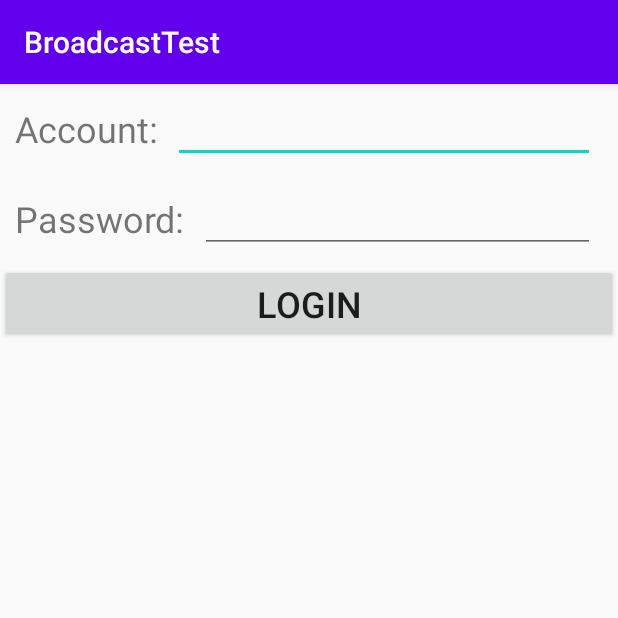
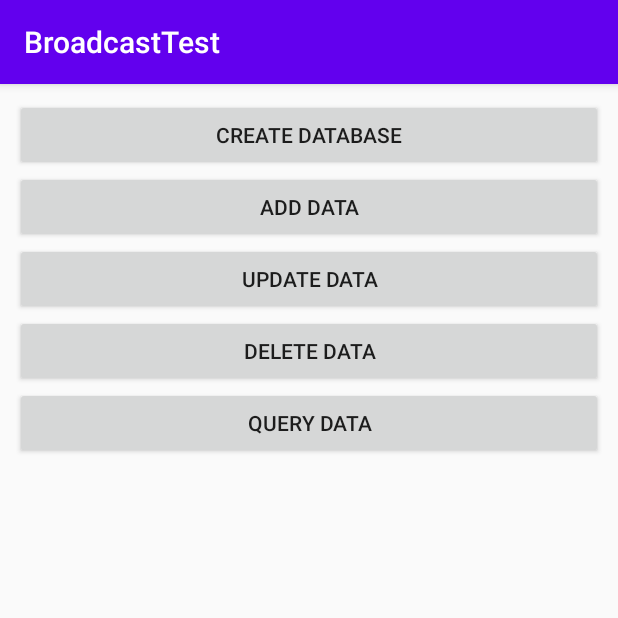
Before and after one commit to Henvy-Mango/LearnKotlin, an Android app: the screen it shows after launch (PracticeActivity before the commit, DatebaseActivity after it), on a phone screen of 412 x 824 dp, the top half of it. Run offline under Robolectric (Android 15) with nearby library versions, the phone set to English and light mode, and no system bars.

Commit message:
Database and sharePreferences

```diff
--- a/broadcasttest/build.gradle
+++ b/broadcasttest/build.gradle
@@ -30,7 +30,7 @@ dependencies {
     implementation 'androidx.core:core-ktx:1.3.0'
     implementation 'androidx.appcompat:appcompat:1.1.0'
     implementation 'androidx.constraintlayout:constraintlayout:1.1.3'
-    testImplementation 'junit:junit:4.12'
+    testImplementation 'junit:junit:4.13'
     androidTestImplementation 'androidx.test.ext:junit:1.1.1'
     androidTestImplementation 'androidx.test.espresso:espresso-core:3.2.0'
 
--- /dev/null
+++ b/broadcasttest/src/main/java/com/example/broadcasttest/DatebaseActivity.kt
@@ -0,0 +1,87 @@
+package com.example.broadcasttest
+
+import android.os.Bundle
+import android.util.Log
+import androidx.appcompat.app.AppCompatActivity
+import kotlinx.android.synthetic.main.activity_datebase.*
+
+class DatebaseActivity : AppCompatActivity() {
+    override fun onCreate(savedInstanceState: Bundle?) {
+        super.onCreate(savedInstanceState)
+        setContentView(R.layout.activity_datebase)
+
+        val dbHelper = MyyDatabaseHelper(this, "BookStore.db", 3)
+
+        bt_create.setOnClickListener {
+            dbHelper.writableDatabase
+        }
+
+        bt_add.setOnClickListener {
+            val db = dbHelper.writableDatabase
+
+            //var value1 = ContentValues().apply {
+            //    put("name", "abc")
+            //    put("author", "bbc")
+            //    put("pages", 454)
+            //    put("price", 16.99)
+            //}
+            //db.insert("Book", null, value1)
+            //
+            //var value2 = ContentValues().apply {
+            //    put("name", "qqq")
+            //    put("author", "aaa")
+            //    put("pages", 666)
+            //    put("price", 299.11)
+            //}
+            //db.insert("Book", null, value2)
+
+            db.execSQL(
+                    "insert into Book(name,author,pages,price)values(?,?,?,?)",
+                    arrayOf("qqq", "aaa", "666", "111")
+            )
+            db.execSQL(
+                    "insert into Book(name,author,pages,price)values(?,?,?,?)",
+                    arrayOf("ccc", "ddd", "300", "333")
+            )
+        }
+
+        bt_update.setOnClickListener {
+            val db = dbHelper.writableDatabase
+
+            //val value1 = ContentValues().apply {
+            //    put("price", 10.1)
+            //}
+            //
+            //db.update("Book", value1, "name=?", arrayOf("abc"))
+
+            db.execSQL("update Book set price=? where name=?", arrayOf("100", "abc"))
+        }
+
+        bt_delete.setOnClickListener {
+            val db = dbHelper.writableDatabase
+
+            //db.delete("Book", "pages>?", arrayOf("500"))
+
+            db.execSQL("delete from Book where pages>?", arrayOf("500"))
+        }
+
+        bt_query.setOnClickListener {
+            val db = dbHelper.writableDatabase
+
+            //var cursor = db.query("Book", null, null, null, null, null, null)
+
+            val cursor = db.rawQuery("select * from Book", null)
+            if (cursor.moveToFirst()) {
+                do {
+                    val name = cursor.getString(cursor.getColumnIndex("name"))
+                    val author = cursor.getString(cursor.getColumnIndex("author"))
+                    val pages = cursor.getString(cursor.getColumnIndex("pages"))
+                    val price = cursor.getString(cursor.getColumnIndex("price"))
+                    Log.d("aaaa", "$name+$author+$pages+$price")
+                } while (cursor.moveToNext())
+            }
+            cursor.close()
+        }
+
+    }
+}
--- /dev/null
+++ b/broadcasttest/src/main/res/layout/activity_datebase.xml
@@ -0,0 +1,40 @@
+<?xml version="1.0" encoding="utf-8"?>
+<LinearLayout xmlns:android="http://schemas.android.com/apk/res/android"
+    android:layout_width="match_parent"
+    android:layout_height="match_parent"
+    android:gravity="center_horizontal"
+    android:orientation="vertical"
+    android:padding="10dp">
+
+
+    <Button
+        android:id="@+id/bt_create"
+        android:layout_width="match_parent"
+        android:layout_height="wrap_content"
+        android:text="create database" />
+
+    <Button
+        android:id="@+id/bt_add"
+        android:layout_width="match_parent"
+        android:layout_height="wrap_content"
+        android:text="add data" />
+
+    <Button
+        android:id="@+id/bt_update"
+        android:layout_width="match_parent"
+        android:layout_height="wrap_content"
+        android:text="update data" />
+
+    <Button
+        android:id="@+id/bt_delete"
+        android:layout_width="match_parent"
+        android:layout_height="wrap_content"
+        android:text="delete data" />
+
+    <Button
+        android:id="@+id/bt_query"
+        android:layout_width="match_parent"
+        android:layout_height="wrap_content"
+        android:text="query data" />
+
+</LinearLayout>
```
Also changed, not shown: broadcasttest/src/main/AndroidManifest.xml (+3 -4 lines), broadcasttest/src/main/java/com/example/broadcasttest/MyyDatabaseHelper.kt (added, +33 -0 lines), broadcasttest/src/main/java/com/example/broadcasttest/practice/PracticeActivity.kt (+50 -1 lines), broadcasttest/src/main/res/layout/activity_practice.xml (+10 -0 lines).
